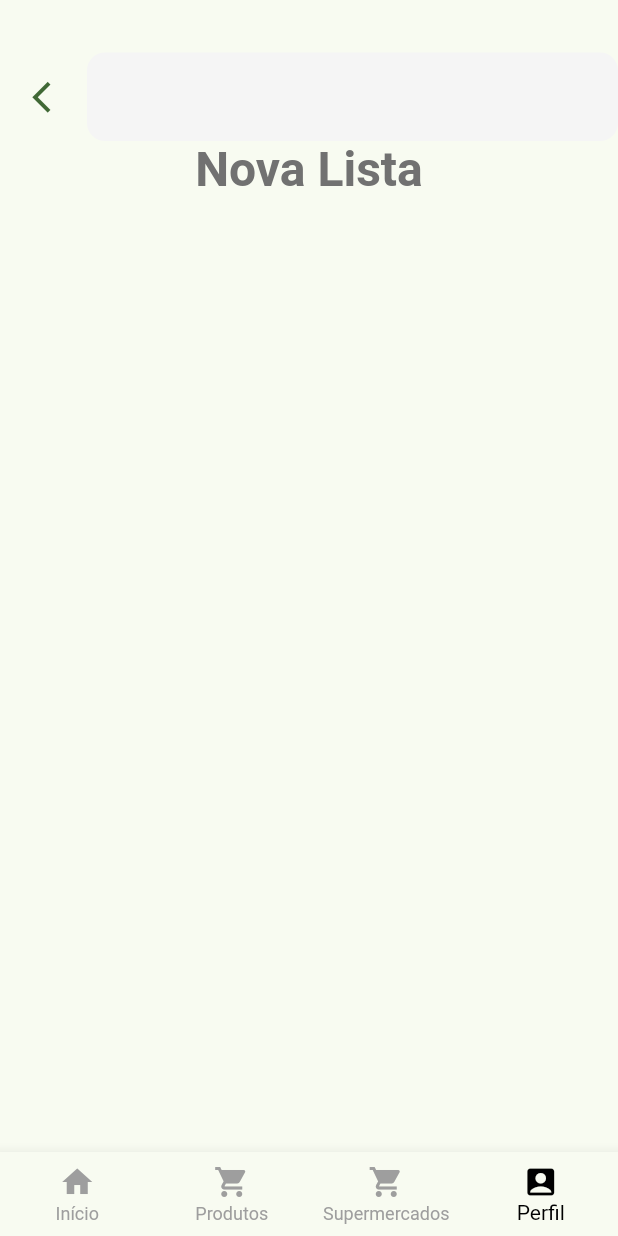
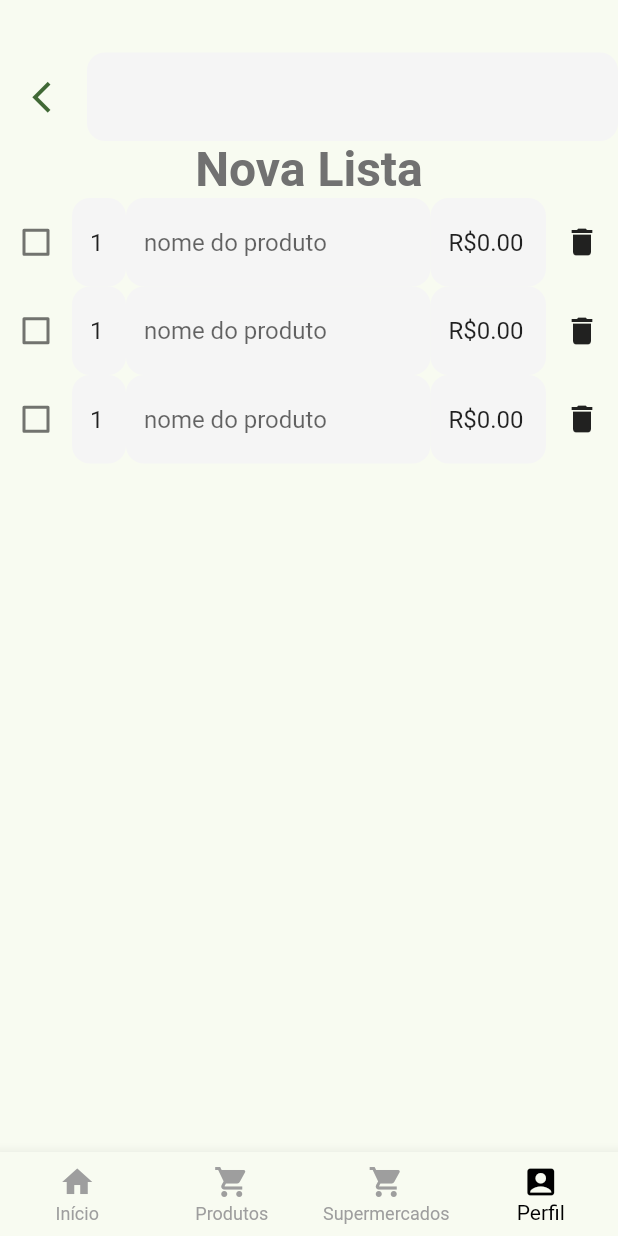
Before and after one commit to marcosfons/uailist, a Flutter app: the NewList screen opened by its route, on a phone screen of 412 x 824 dp. Run offline on Flutter 3.47's test engine with Material 2 defaults, Android fonts, the phone set to English and light mode, and no system bars; our stand-ins replace dartz, firebase_auth, firebase_core, flutter_native_splash, go_router, google_fonts and 2 more; accounts and stored records are empty.

Commit message:
product card

```diff
--- a/frontend/app/lib/src/screens/list/widgets/new_list.dart
+++ b/frontend/app/lib/src/screens/list/widgets/new_list.dart
@@ -1,5 +1,6 @@
 import 'package:flutter/material.dart';
 import 'package:go_router/go_router.dart';
+import 'package:uailist/src/screens/list/widgets/product_card.dart';
 
 class NewList extends StatefulWidget {
   const NewList({super.key});
@@ -46,6 +47,9 @@ class _NewListState extends State<NewList> {
               fontWeight: FontWeight.bold,
             ),
           ),
+          ProductCard(),
+          ProductCard(),
+          ProductCard(),
         ],
       ),
     );
--- /dev/null
+++ b/frontend/app/lib/src/screens/list/widgets/product_card.dart
@@ -0,0 +1,78 @@
+import 'package:flutter/material.dart';
+import 'package:flutter/src/widgets/container.dart';
+import 'package:flutter/src/widgets/framework.dart';
+import 'package:path/path.dart';
+
+class ProductCard extends StatefulWidget {
+  const ProductCard({super.key});
+
+  @override
+  State<ProductCard> createState() => _ProductCardState();
+}
+
+class _ProductCardState extends State<ProductCard> {
+  bool isChecked = false;
+  @override
+  Widget build(BuildContext context) {
+    final ThemeData = Theme.of(context);
+    return Row(
+      children: [
+        Checkbox(
+          checkColor: Colors.white,
+          value: isChecked,
+          onChanged: (bool? value) {
+            setState(() {
+              isChecked = value!;
+            });
+          },
+        ),
+        IntrinsicWidth(child: TextFormField(initialValue: '1')),
+        Expanded(
+            child: Align(
+          alignment: Alignment.centerLeft,
+          child: TextField(
+              decoration: InputDecoration(hintText: 'nome do produto')),
+        )),
+        IntrinsicWidth(child: TextFormField(initialValue: 'R\$0.00')),
+        IconButton(
+          icon: Icon(Icons.delete),
+          onPressed: () {},
+        )
+      ],
+    );
+  }
+}
+
+/*import 'package:flutter/material.dart';
+
+
+class ProductCard extends StatelessWidget {
+  final String productName;
+  final double totalProduct;
+  final double quantProduct;
+
+
+  ProductCard({
+    super.key,
+    required this.productName,
+    required this.totalProduct,
+    required this.quantProduct,
+  });
+
+  @override
+  Widget build(BuildContext context) {
+    final theme = Theme.of(context);
+
+    return TextField(
+      decoration:
+        InputDecoration(border: InputBorder.none,
+        icon: icon,
+        hintText: 'Nome do produto'
+      ),
+    );
+
+
+
+  }
+}
+*/
```
